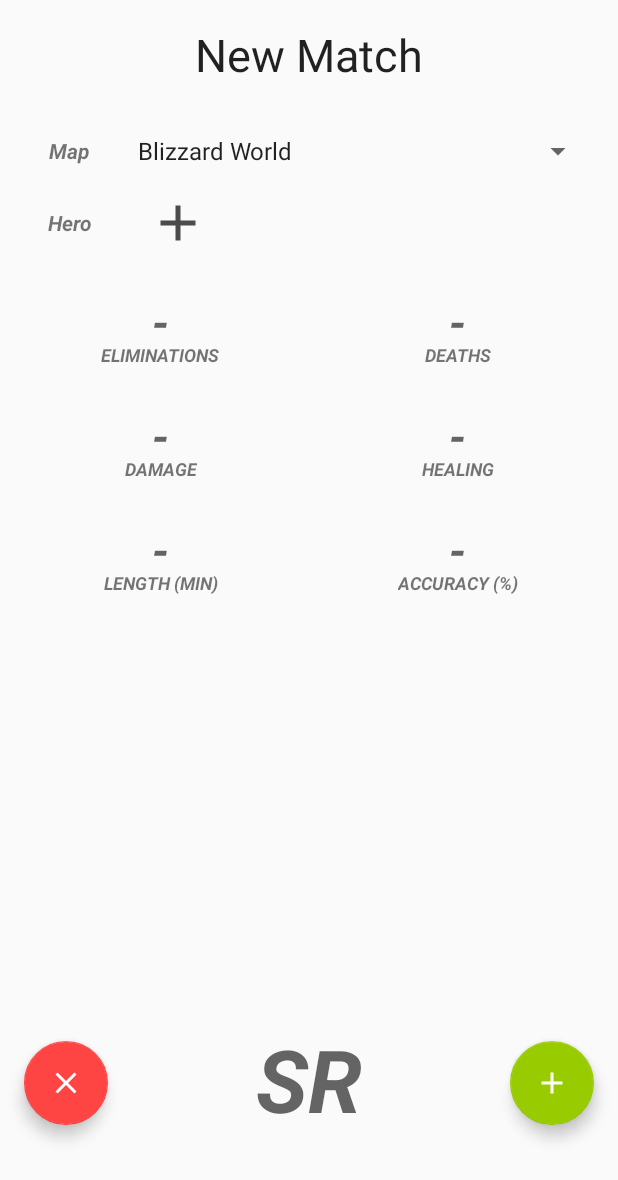
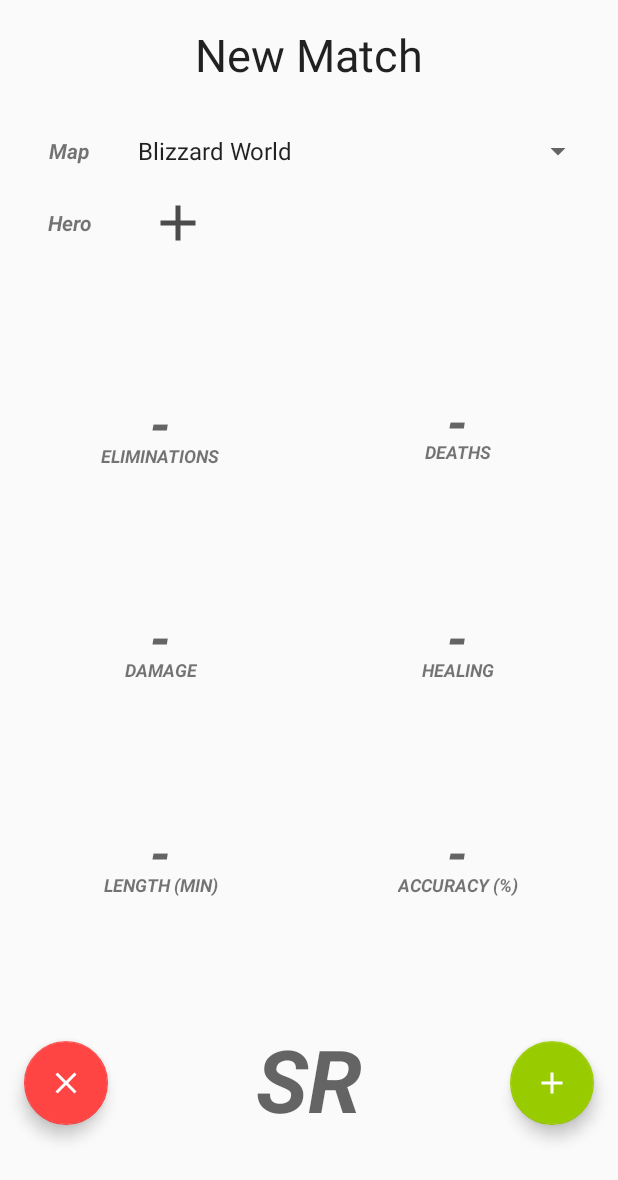
Before and after one commit to rllyy97/OverwatchStatTracker, an Android app: the fragment FragmentNewMatch shown on its own in the app's theme, on a phone screen of 412 x 824 dp. Shown: the top 1180 px of the screen. Run offline under Robolectric (Android 15) with nearby library versions, the phone set to English and light mode, and no system bars; our stand-ins replace Firebase (no records; nobody signed in at launch, a user with empty details on screens opened directly); network calls fail; 1 statement that could not run was skipped.

Commit message:
Minor 'New Match' Fragment layout adjustments

```diff
--- a/app/src/main/res/layout/fragment_new_match.xml
+++ b/app/src/main/res/layout/fragment_new_match.xml
@@ -1,6 +1,7 @@
 <?xml version="1.0" encoding="utf-8"?>
 <android.support.constraint.ConstraintLayout xmlns:android="http://schemas.android.com/apk/res/android"
     xmlns:app="http://schemas.android.com/apk/res-auto"
+    xmlns:tools="http://schemas.android.com/tools"
     android:layout_width="match_parent"
     android:layout_height="match_parent">
 
@@ -10,7 +11,6 @@
         android:layout_height="60dp"
         android:layout_marginEnd="8dp"
         android:layout_marginStart="16dp"
-        android:layout_marginTop="16dp"
         android:background="@color/transparent"
         android:ems="10"
         android:gravity="center"
@@ -21,8 +21,9 @@
         android:singleLine="true"
         android:textAlignment="center"
         android:textColor="@color/colorPrimaryDark"
-        android:textSize="30sp"
+        android:textSize="36sp"
         android:textStyle="bold|italic"
+        app:layout_constraintBottom_toTopOf="@+id/sr"
         app:layout_constraintEnd_toStartOf="@+id/accuracy"
         app:layout_constraintHorizontal_bias="0.5"
         app:layout_constraintStart_toStartOf="parent"
@@ -34,7 +35,6 @@
         android:layout_height="60dp"
         android:layout_marginEnd="16dp"
         android:layout_marginStart="8dp"
-        android:layout_marginTop="16dp"
         android:background="@color/transparent"
         android:ems="10"
         android:gravity="center"
@@ -45,12 +45,12 @@
         android:singleLine="true"
         android:textAlignment="center"
         android:textColor="@color/colorPrimaryDark"
-        android:textSize="30sp"
+        android:textSize="36sp"
         android:textStyle="bold|italic"
         app:layout_constraintEnd_toEndOf="parent"
         app:layout_constraintHorizontal_bias="0.5"
         app:layout_constraintStart_toEndOf="@+id/length"
-        app:layout_constraintTop_toBottomOf="@+id/damage" />
+        app:layout_constraintTop_toTopOf="@+id/length" />
 
     <TextView
         android:id="@+id/titleTextView"
@@ -104,10 +104,9 @@
     <EditText
         android:id="@+id/deaths"
         android:layout_width="0dp"
-        android:layout_height="60dp"
+        android:layout_height="57dp"
         android:layout_marginEnd="16dp"
         android:layout_marginStart="8dp"
-        android:layout_marginTop="16dp"
         android:background="@color/transparent"
         android:ems="10"
         android:gravity="center"
@@ -118,12 +117,12 @@
         android:singleLine="true"
         android:textAlignment="center"
         android:textColor="@color/colorPrimaryDark"
-        android:textSize="30sp"
+        android:textSize="36sp"
         android:textStyle="bold|italic"
         app:layout_constraintEnd_toEndOf="parent"
         app:layout_constraintHorizontal_bias="0.5"
         app:layout_constraintStart_toEndOf="@+id/eliminations"
-        app:layout_constraintTop_toBottomOf="@+id/heroText" />
+        app:layout_constraintTop_toTopOf="@+id/eliminations" />
 
     <EditText
         android:id="@+id/healing"
@@ -131,7 +130,6 @@
         android:layout_height="60dp"
         android:layout_marginEnd="16dp"
         android:layout_marginStart="8dp"
-        android:layout_marginTop="16dp"
         android:background="@color/transparent"
         android:ems="10"
         android:gravity="center"
@@ -142,12 +140,12 @@
         android:singleLine="true"
         android:textAlignment="center"
         android:textColor="@color/colorPrimaryDark"
-        android:textSize="30sp"
+        android:textSize="36sp"
         android:textStyle="bold|italic"
         app:layout_constraintEnd_toEndOf="parent"
         app:layout_constraintHorizontal_bias="0.5"
         app:layout_constraintStart_toEndOf="@+id/damage"
-        app:layout_constraintTop_toBottomOf="@+id/deaths" />
+        app:layout_constraintTop_toTopOf="@+id/damage" />
 
     <EditText
         android:id="@+id/damage"
@@ -155,7 +153,6 @@
         android:layout_height="60dp"
         android:layout_marginEnd="8dp"
         android:layout_marginStart="16dp"
-        android:layout_marginTop="16dp"
         android:background="@color/transparent"
         android:ems="10"
         android:gravity="center"
@@ -166,12 +163,13 @@
         android:singleLine="true"
         android:textAlignment="center"
         android:textColor="@color/colorPrimaryDark"
-        android:textSize="30sp"
+        android:textSize="36sp"
         android:textStyle="bold|italic"
+        app:layout_constraintBottom_toTopOf="@+id/length"
         app:layout_constraintEnd_toStartOf="@+id/healing"
         app:layout_constraintHorizontal_bias="0.5"
         app:layout_constraintStart_toStartOf="parent"
-        app:layout_constraintTop_toBottomOf="@+id/deaths" />
+        app:layout_constraintTop_toBottomOf="@+id/eliminations" />
 
     <EditText
         android:id="@+id/eliminations"
@@ -179,7 +177,6 @@
         android:layout_height="60dp"
         android:layout_marginEnd="8dp"
         android:layout_marginStart="16dp"
-        android:layout_marginTop="16dp"
         android:background="@color/transparent"
         android:ems="10"
         android:gravity="center"
@@ -191,8 +188,9 @@
         android:textAlignment="center"
         android:textAllCaps="false"
         android:textColor="@color/colorPrimaryDark"
-        android:textSize="30sp"
+        android:textSize="36sp"
         android:textStyle="bold|italic"
+        app:layout_constraintBottom_toTopOf="@+id/damage"
         app:layout_constraintEnd_toStartOf="@+id/deaths"
         app:layout_constraintHorizontal_bias="0.5"
         app:layout_constraintStart_toStartOf="parent"
@@ -324,13 +322,13 @@
         android:layout_height="40dp"
         android:alpha=".7"
         android:background="@color/transparent"
+        android:contentDescription="@string/hero_5"
         android:scaleType="fitCenter"
         app:layout_constraintEnd_toEndOf="parent"
         app:layout_constraintHorizontal_bias="0.5"
         app:layout_constraintStart_toEndOf="@+id/hero4icon"
         app:layout_constraintTop_toTopOf="@+id/heroText"
-        app:srcCompat="@color/transparent"
-        android:contentDescription="@string/hero_5" />
+        app:srcCompat="@color/transparent" />
 
     <ImageButton
         android:id="@+id/hero4icon"
@@ -338,6 +336,7 @@
         android:layout_height="40dp"
         android:alpha=".7"
         android:background="@color/transparent"
+        android:contentDescription="@string/hero_4"
         android:scaleType="fitCenter"
         app:layout_constraintBottom_toBottomOf="@+id/hero5icon"
         app:layout_constraintEnd_toStartOf="@+id/hero5icon"
@@ -345,8 +344,7 @@
         app:layout_constraintStart_toEndOf="@+id/hero3icon"
         app:layout_constraintTop_toTopOf="@+id/hero5icon"
         app:layout_constraintVertical_bias="0.0"
-        app:srcCompat="@color/transparent"
-        android:contentDescription="@string/hero_4" />
+        app:srcCompat="@color/transparent" />
 
     <ImageButton
         android:id="@+id/hero3icon"
@@ -354,6 +352,7 @@
         android:layout_height="40dp"
         android:alpha=".7"
         android:background="@color/transparent"
+        android:contentDescription="@string/hero_3"
         android:scaleType="fitCenter"
         app:layout_constraintBottom_toBottomOf="@+id/hero4icon"
         app:layout_constraintEnd_toStartOf="@+id/hero4icon"
@@ -361,8 +360,7 @@
         app:layout_constraintStart_toEndOf="@+id/hero2icon"
         app:layout_constraintTop_toTopOf="@+id/hero4icon"
         app:layout_constraintVertical_bias="0.0"
-        app:srcCompat="@color/transparent"
-        android:contentDescription="@string/hero_3" />
+        app:srcCompat="@color/transparent" />
 
     <ImageButton
         android:id="@+id/hero2icon"
@@ -370,6 +368,7 @@
         android:layout_height="40dp"
         android:alpha=".7"
         android:background="@color/transparent"
+        android:contentDescription="@string/hero_2"
         android:scaleType="fitCenter"
         app:layout_constraintBottom_toBottomOf="@+id/hero3icon"
         app:layout_constraintEnd_toStartOf="@+id/hero3icon"
@@ -377,22 +376,21 @@
         app:layout_constraintStart_toEndOf="@+id/hero1icon"
         app:layout_constraintTop_toTopOf="@+id/hero3icon"
         app:layout_constraintVertical_bias="0.0"
-        app:srcCompat="@color/transparent"
-        android:contentDescription="@string/hero_2" />
+        app:srcCompat="@color/transparent" />
 
     <ImageButton
         android:id="@+id/hero1icon"
         android:layout_width="40dp"
         android:layout_height="40dp"
+        android:alpha=".7"
         android:background="@color/transparent"
+        android:contentDescription="@string/hero_1"
         android:scaleType="fitCenter"
         app:layout_constraintBottom_toBottomOf="@+id/hero2icon"
         app:layout_constraintEnd_toStartOf="@+id/hero2icon"
         app:layout_constraintStart_toEndOf="@+id/heroText"
         app:layout_constraintTop_toTopOf="@+id/hero2icon"
         app:layout_constraintVertical_bias="0.0"
-        app:srcCompat="@drawable/ic_add_black_24dp"
-        android:alpha=".7"
-        android:contentDescription="@string/hero_1" />
+        app:srcCompat="@drawable/ic_add_black_24dp" />
 
 </android.support.constraint.ConstraintLayout>
```
